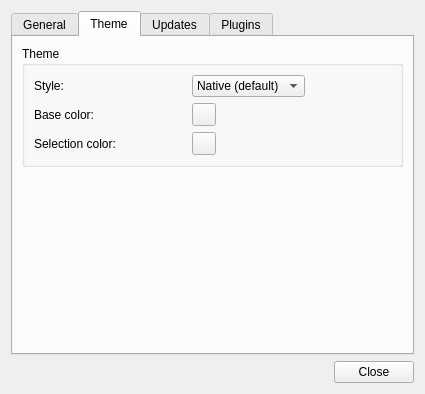
mapeditor/tiled, file src/tiled/preferencesdialog.ui: the form before one commit.
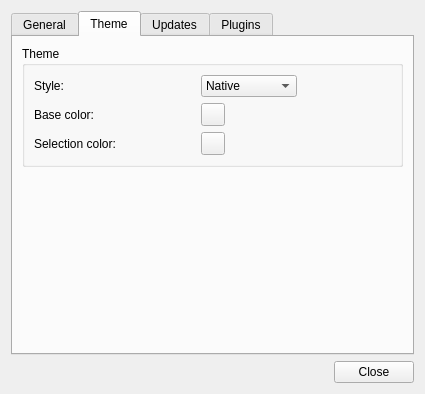
The form after the commit. The open tabs and pages were chosen to show the change. Custom widgets are drawn as their Qt base class.

Commit message:
Changed default style to Tiled Fusion, except on OS X
I think on OS X it's still better to show the default style, which looks
pretty good. On Windows and Linux, system integration is less important
(and can be broken, in case of Linux), so it's good for Tiled to have
its own appearance by default.

The edit to the form file:
```diff
--- a/src/tiled/preferencesdialog.ui
+++ b/src/tiled/preferencesdialog.ui
@@ -207,7 +207,7 @@
            <widget class="QComboBox" name="styleCombo">
             <item>
              <property name="text">
-              <string>Native (default)</string>
+              <string>Native</string>
              </property>
             </item>
             <item>
```
Left out of the diff: 2 changed lines with no effect on the pictures. The commit also changes 1 other file.
